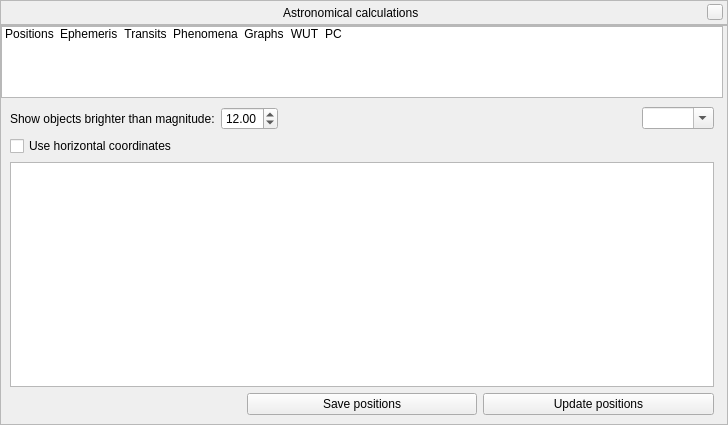
Old version of the form src/gui/astroCalcDialog.ui in the repository 519984307/stellarium_src.
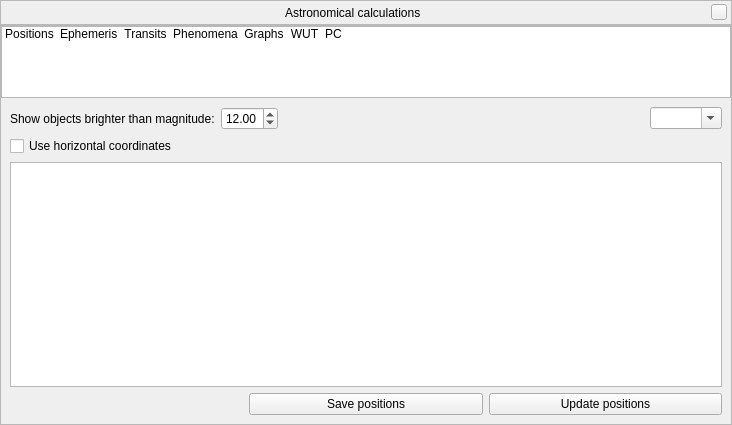
New version of the form. Icons and pictures are not drawn. Custom widgets are drawn as their Qt base class.

Commit message: A tiny visual typofix

The edit to the form file:
```diff
--- a/src/gui/astroCalcDialog.ui
+++ b/src/gui/astroCalcDialog.ui
@@ -6,7 +6,7 @@
    <rect>
     <x>0</x>
     <y>0</y>
-    <width>728</width>
+    <width>732</width>
     <height>425</height>
    </rect>
   </property>
@@ -140,7 +140,7 @@
        <number>0</number>
       </property>
       <property name="rightMargin">
-       <number>4</number>
+       <number>0</number>
       </property>
       <property name="bottomMargin">
        <number>0</number>
```
